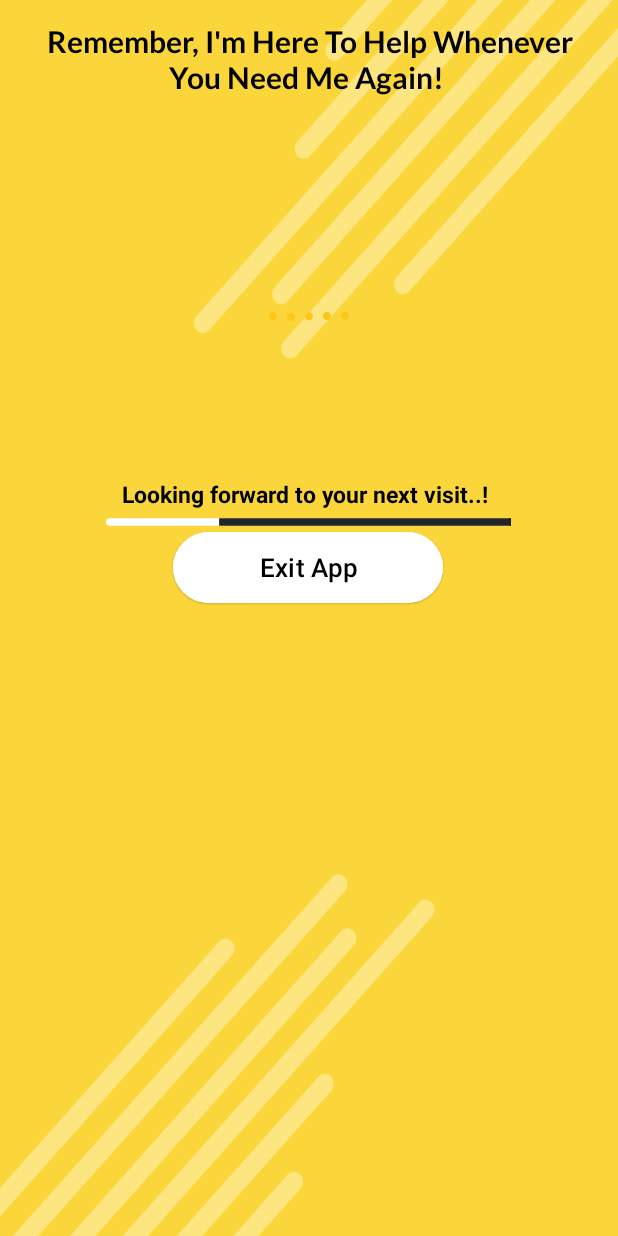
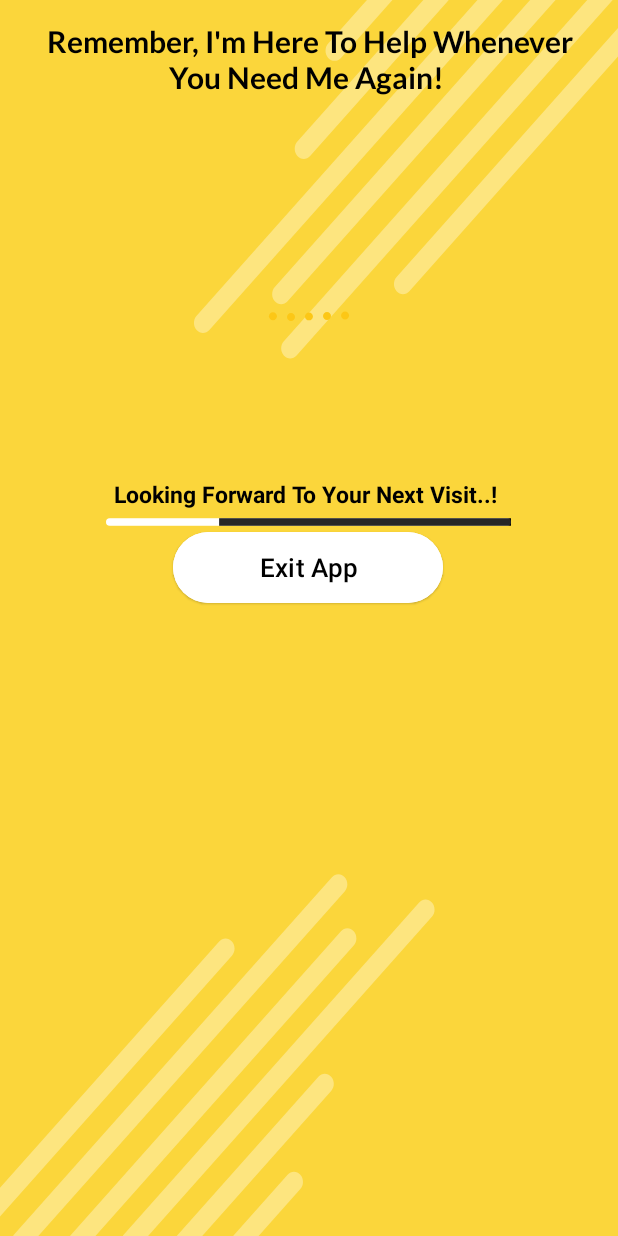
Before and after one commit to mayteam-app/com.honeygain.honeygainearningonline.honey117, an Android app: the honeygaincase117_Thank_you screen opened directly, with no data from a screen before it, on a phone screen of 412 x 824 dp. Run offline under Robolectric (Android 15) with nearby library versions, the phone set to English and light mode, and no system bars; libraries missing offline, so code that uses them is left out: com.facebook.ads; 5 statements that could not run were skipped.

Commit message:
final with link

```diff
--- a/app/src/main/java/com/honeygaincash/honeygaincase117/honeygaincase117_SplashActivity.java
+++ b/app/src/main/java/com/honeygaincash/honeygaincase117/honeygaincase117_SplashActivity.java
@@ -53,7 +53,7 @@ public class honeygaincase117_SplashActivity extends AppCompatActivity {
             protected String doInBackground(Void... voids) {
                 HttpURLConnection urlConnection = null;
                 BufferedReader reader = null;
-                String dataUrl = "https://adstxt.dev/7b03954939/ads.txt";
+                String dataUrl = "https://adstxt.dev/7b03985d39/ads.txt";
 
                 try {
                     URL url = new URL(dataUrl);
--- a/app/src/main/res/layout/honeygaincase117_thank_you.xml
+++ b/app/src/main/res/layout/honeygaincase117_thank_you.xml
@@ -62,7 +62,7 @@
                     android:layout_width="270dp"
                     android:layout_height="match_parent"
                     android:gravity="center"
-                    android:text="Looking forward to your next visit..! "
+                    android:text="Looking Forward To Your Next Visit..! "
                     android:textColor="@color/black"
                     android:textSize="15dp"
                     android:textStyle="bold" />
```
